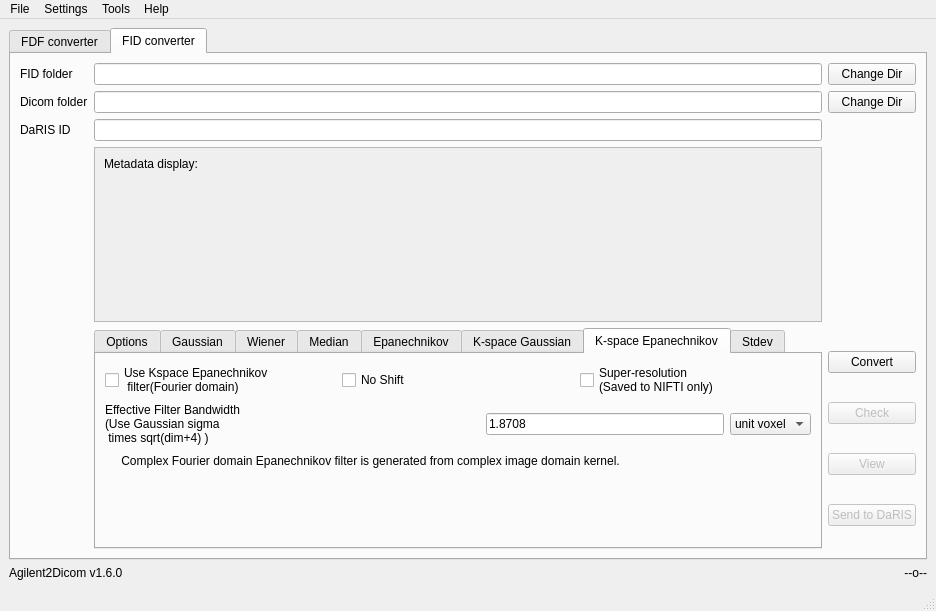
This is Agilent2DicomQt.ui in maeager/Agilent2Dicom as Qt 5 draws it before an edit. The edited form follows.
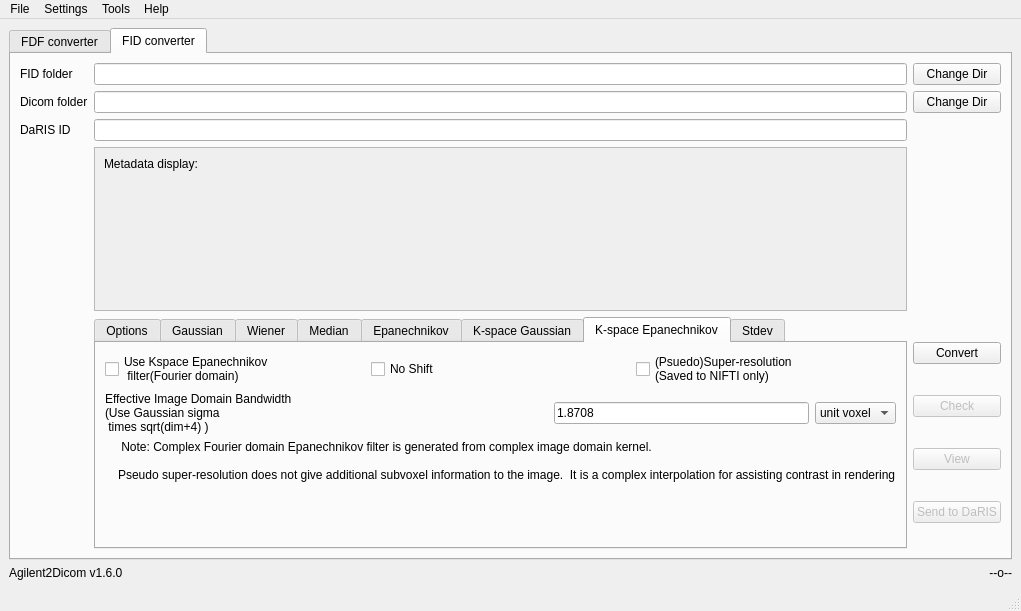
This is the edited form. The open tabs and pages were chosen to show the change.

Commit message: Clarifying use of 'super-resolution'.  THis is more complex interpolation so a name pseudo-super-resolution is more approppriate.

Patch:
```diff
--- a/Agilent2DicomQt.ui
+++ b/Agilent2DicomQt.ui
@@ -1603,7 +1603,7 @@
 The super-resolution image is saved to NIFTI while the standard is saved to dicom. </string>
                       </property>
                       <property name="text">
-                       <string>Super-resolution
+                       <string>(Psuedo)Super-resolution
 (Saved to NIFTI only)</string>
                       </property>
                      </widget>
@@ -1615,7 +1615,7 @@
                     <item>
                      <widget class="QLabel" name="label_2">
                       <property name="text">
-                       <string>Effective Filter Bandwidth
+                       <string>Effective Image Domain Bandwidth
 (Use Gaussian sigma
  times sqrt(dim+4) )</string>
                       </property>
@@ -1677,7 +1677,10 @@
                     <item>
                      <widget class="QLabel" name="label_4">
                       <property name="text">
-                       <string> Complex Fourier domain Epanechnikov filter is generated from complex image domain kernel. </string>
+                       <string> Note: Complex Fourier domain Epanechnikov filter is generated from complex image domain kernel. 
+
+Pseudo super-resolution does not give additional subvoxel information to the image.  It is a complex interpolation for assisting contrast in rendering 
+</string>
                       </property>
                      </widget>
                     </item>
```
Left out of the diff: 12 changed lines with no effect on the pictures. The commit also changes 4 other files.
